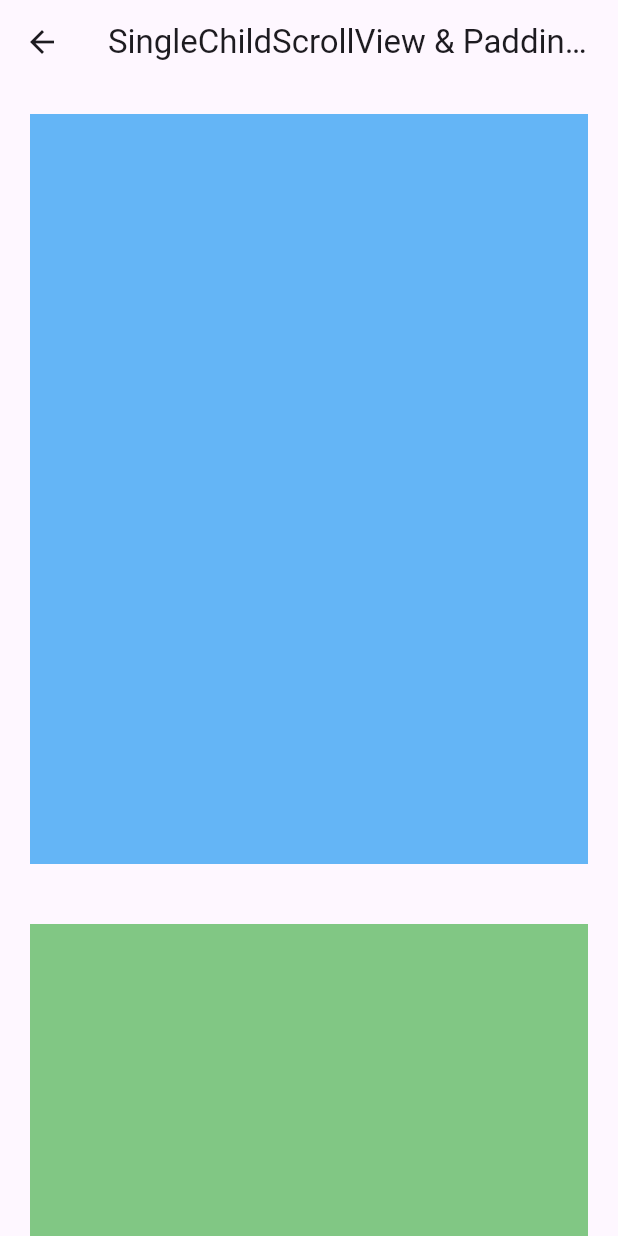
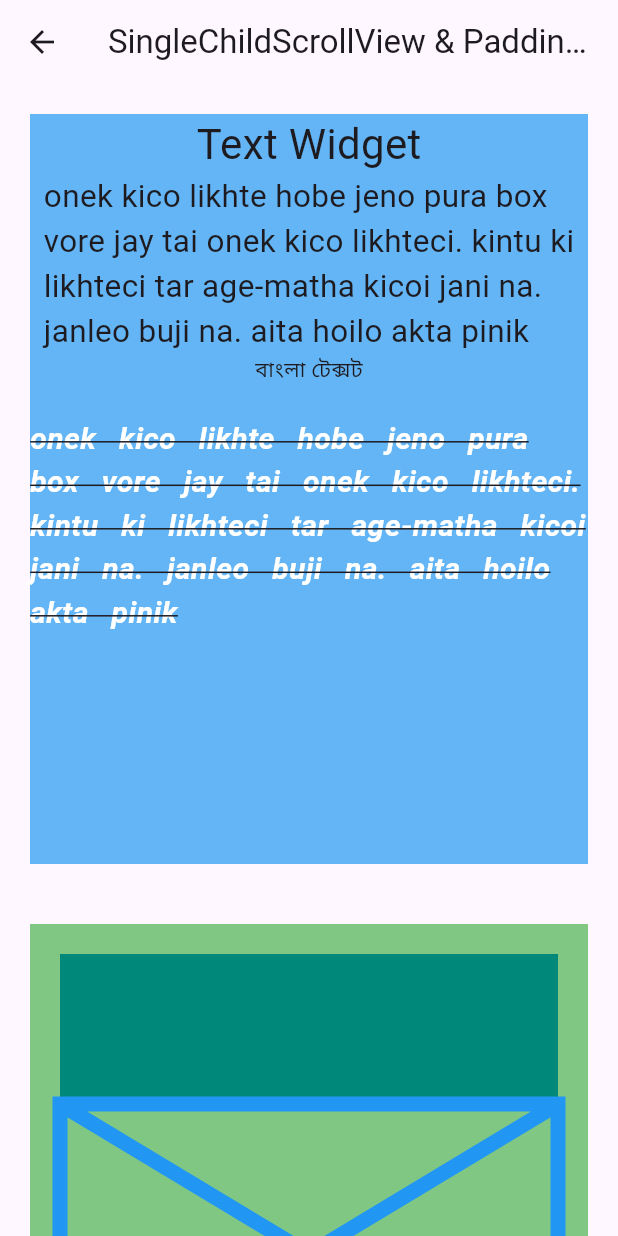
Before and after one commit to ShantoGUB567/Flutter, a Flutter app: the ScrollViewActivity screen opened directly, on a phone screen of 412 x 824 dp. Run offline on Flutter 3.47's test engine with Material 3 defaults, Android fonts, the phone set to English and light mode, and no system bars; our stand-ins replace cached_network_image, google_fonts, image_picker, shimmer, speech_to_text; accounts and stored records are empty.

Commit message:
add file

```diff
--- a/new_app_6/lib/card.dart
+++ b/new_app_6/lib/card.dart
@@ -32,7 +32,10 @@ class CardActivity extends StatelessWidget {
               clipBehavior: Clip.hardEdge,
               borderOnForeground: false,
               // surfaceTintColor: Colors.grey,
-              child: Text("Al Shahriar Ahommed Shanto. aro onek kico likhte hobe jeno box er baire chole jay"),
+              child: Text("Al Shahriar Ahommed Shanto. aro onek kico likhte hobe jeno box er baire chole jay",
+                textAlign: TextAlign.end,
+                maxLines: 2,
+              ),
             ),
           ),
           SizedBox(
--- a/new_app_6/lib/singlescrollview.dart
+++ b/new_app_6/lib/singlescrollview.dart
@@ -12,7 +12,7 @@ class ScrollViewActivity extends StatelessWidget {
         scrollDirection: Axis.vertical,
         // reverse: true,
         physics: PageScrollPhysics(),
-        controller: _controller,
+        // controller: _controller,
         child: Column(
           children: [
             Container(
@@ -20,12 +20,72 @@ class ScrollViewActivity extends StatelessWidget {
               width: 400,
               color: Colors.blue[300],
               margin: EdgeInsets.all(20),
+              child: Column(
+                children: [
+                  Text(
+                    "Text Widget",
+                    textAlign: TextAlign.left,
+                    textScaleFactor: 2,
+                  ),
+                  Text(
+                    "onek kico likhte hobe jeno pura box vore jay tai onek kico likhteci. kintu ki likhteci tar age-matha kicoi jani na. janleo buji na. aita hoilo akta pinik",
+                    // textAlign: TextAlign.justify,
+                    // maxLines: 2,
+                    // overflow: TextOverflow.ellipsis,
+                    // softWrap: true,
+                    semanticsLabel: "piniker kotha",
+                    selectionColor: Colors.yellowAccent,
+                    // strutStyle: StrutStyle(
+                    //   fontSize: 30,
+                    //   height: 1,
+                    //   leading: 1
+                    // ),
+                    // textHeightBehavior: TextHeightBehavior(
+                    //   applyHeightToFirstAscent: true,
+                    //   applyHeightToLastDescent: true,
+                    //   leadingDistribution: TextLeadingDistribution.even
+                    // ),
+                    textWidthBasis: TextWidthBasis.longestLine,
+                    textScaler: TextScaler.linear(1.5),
+                  ),
+                  Text(
+                    "বাংলা টেক্সট",
+                    locale: Locale('bn', 'BD'),
+                  ),
+                  Text(""),
+                  Text(
+                    "onek kico likhte hobe jeno pura box vore jay tai onek kico likhteci. kintu ki likhteci tar age-matha kicoi jani na. janleo buji na. aita hoilo akta pinik",
+                    style: TextStyle(
+                      color: Colors.white,
+                      fontSize: 20,
+                      fontWeight: FontWeight.bold,
+                      fontStyle: FontStyle.italic,
+                      wordSpacing: 10,
+                      decoration: TextDecoration.lineThrough,
+
+                    ),
+                  ),
+                ],
+              ),
             ),
             Container(
               height: 500,
               width: 400,
               color: Colors.green[300],
               margin: EdgeInsets.all(20),
+              padding: EdgeInsets.all(20),
+              child: Column(
+                children: [
+                  Container(height: 100, color: Colors.teal[600],),
+                  Placeholder(
+                    color: Colors.blue,
+                    strokeWidth: 10,
+                    fallbackHeight: 200,
+                    fallbackWidth: 300,
+                  ),
+                  Container(height: 100, color: Colors.teal[600],),
+                ],
+              ),
             ),
           ],
         ),
```
